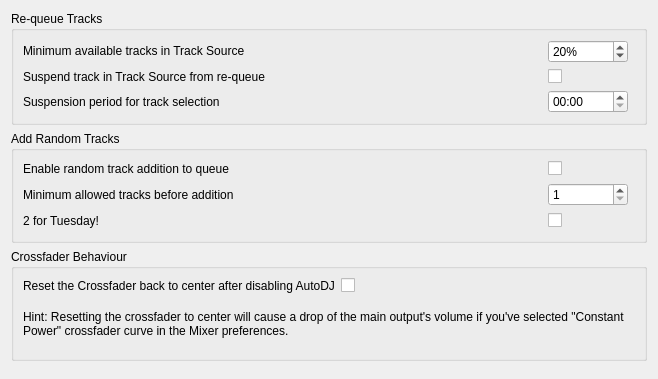
Old version of the form src/preferences/dialog/dlgprefautodjdlg.ui in the repository LeDucDuBleuet/mixxxDjDude.
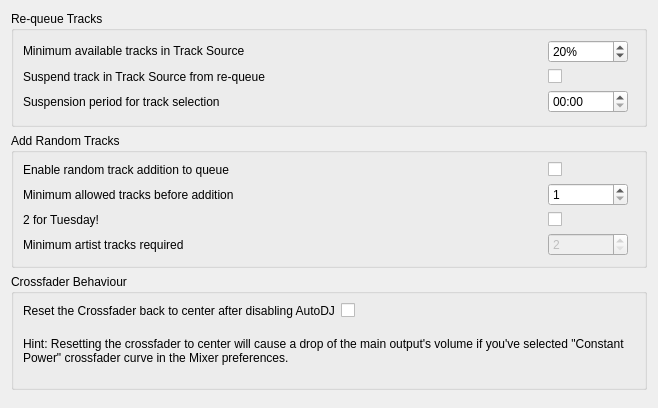
New version of the form.

Commit message:
feat: add minimum artist track count option for "2 for Tuesday" mode
Add a configurable threshold (TwoForTuesdayMinTracks, default 2) so a
second artist track is only queued when the artist has at least that
many tracks in the selected AutoDJ sources.

```diff
--- a/src/preferences/dialog/dlgprefautodjdlg.ui
+++ b/src/preferences/dialog/dlgprefautodjdlg.ui
@@ -292,6 +292,66 @@
         </spacer>
        </item>
 
+       <item row="3" column="0">
+        <widget class="QLabel" name="TwoForTuesdayMinTracksLabel">
+         <property name="sizePolicy">
+          <sizepolicy hsizetype="Minimum" vsizetype="Preferred">
+           <horstretch>0</horstretch>
+           <verstretch>0</verstretch>
+          </sizepolicy>
+         </property>
+         <property name="text">
+          <string>Minimum artist tracks required</string>
+         </property>
+        </widget>
+       </item>
+
+       <item row="3" column="1">
+        <widget class="QSpinBox" name="TwoForTuesdayMinTracksSpinBox">
+         <property name="enabled">
+          <bool>false</bool>
+         </property>
+         <property name="toolTip">
+          <string>Minimum number of tracks the artist must have in the selected sources before a second track is queued.</string>
+         </property>
+         <property name="minimum">
+          <number>2</number>
+         </property>
+         <property name="maximum">
+          <number>9999</number>
+         </property>
+         <property name="value">
+          <number>2</number>
+         </property>
+         <property name="minimumSize">
+          <size>
+           <width>60</width>
+           <height>0</height>
+          </size>
+         </property>
+         <property name="maximumSize">
+          <size>
+           <width>80</width>
+           <height>16777215</height>
+          </size>
+         </property>
+        </widget>
+       </item>
+
+       <item row="3" column="2">
+        <spacer name="horizontalSpacerTwoForTuesdayMin">
+         <property name="orientation">
+          <enum>Qt::Horizontal</enum>
+         </property>
+          <property name="sizePolicy">
+           <sizepolicy hsizetype="Expanding" vsizetype="Minimum">
+            <horstretch>1</horstretch>
+            <verstretch>0</verstretch>
+           </sizepolicy>
+          </property>
+        </spacer>
+       </item>
+
       </layout>
     </widget>
    </item>
```
The commit also changes 5 other files.
